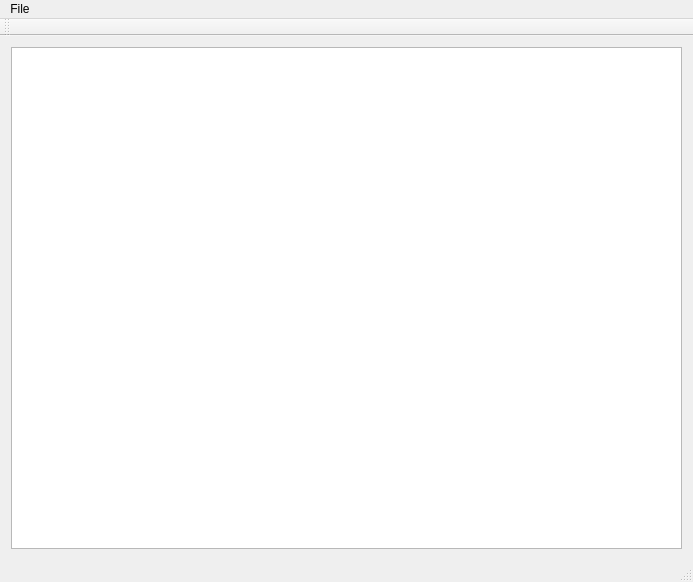
Before: the Qt Designer form photoviewer.ui in DJI007/PhotoViewer-4, drawn with Qt 5.
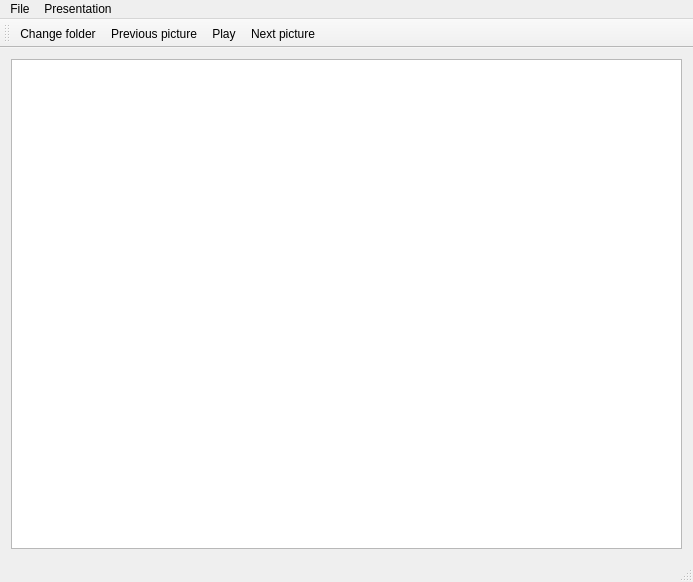
After: the same form once the commit is applied. Icons and pictures are not drawn.

Diff of the .ui file:
```diff
--- a/photoviewer.ui
+++ b/photoviewer.ui
@@ -30,7 +30,7 @@
      <x>0</x>
      <y>0</y>
      <width>693</width>
-     <height>20</height>
+     <height>21</height>
     </rect>
    </property>
    <widget class="QMenu" name="menuFile">
@@ -38,9 +38,15 @@
      <string>File</string>
     </property>
     <addaction name="actionChange_folder"/>
+   </widget>
+   <widget class="QMenu" name="menuPresentation">
+    <property name="title">
+     <string>Presentation</string>
+    </property>
     <addaction name="actionPlay"/>
    </widget>
    <addaction name="menuFile"/>
+   <addaction name="menuPresentation"/>
   </widget>
   <widget class="QToolBar" name="mainToolBar">
    <attribute name="toolBarArea">
@@ -49,6 +55,10 @@
    <attribute name="toolBarBreak">
     <bool>false</bool>
    </attribute>
+   <addaction name="actionChange_folder"/>
+   <addaction name="actionPrevious_picture"/>
+   <addaction name="actionPlay"/>
+   <addaction name="actionNext_picture"/>
   </widget>
   <widget class="QStatusBar" name="statusBar"/>
   <action name="actionChange_folder">
@@ -72,6 +82,24 @@
     <string>Play</string>
    </property>
   </action>
+  <action name="actionNext_picture">
+   <property name="icon">
+    <iconset resource="PhotoViewer.qrc">
+     <normaloff>:/images/images/media-seek-forward.png</normaloff>:/images/images/media-seek-forward.png</iconset>
+   </property>
+   <property name="text">
+    <string>Next picture</string>
+   </property>
+  </action>
+  <action name="actionPrevious_picture">
+   <property name="icon">
+    <iconset resource="PhotoViewer.qrc">
+     <normaloff>:/images/images/media-seek-backward.png</normaloff>:/images/images/media-seek-backward.png</iconset>
+   </property>
+   <property name="text">
+    <string>Previous picture</string>
+   </property>
+  </action>
  </widget>
  <layoutdefault spacing="6" margin="11"/>
  <resources>
```
Left out of the diff: 2 changed lines with no effect on the pictures.
